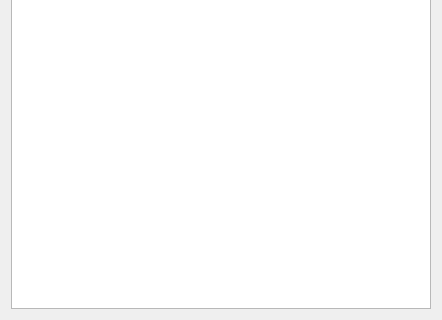
Above: GUI/mainwindow.ui from atlie15/GraphicalUI before the change; both pictures show x 0 to 442 and y 153 to 473 of the 442 by 473 pixel window. Below: the same form after it.
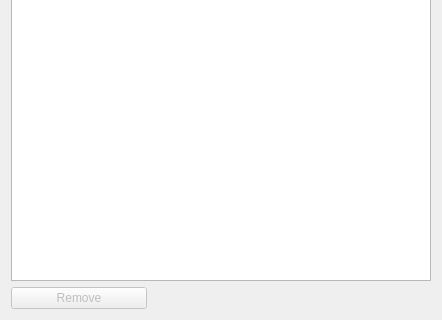
That is the form after the change. Icons and pictures are not drawn.

```diff
--- a/GUI/mainwindow.ui
+++ b/GUI/mainwindow.ui
@@ -108,6 +108,16 @@
       </item>
      </layout>
     </item>
+    <item row="4" column="0">
+     <widget class="QPushButton" name="button_remove">
+      <property name="enabled">
+       <bool>false</bool>
+      </property>
+      <property name="text">
+       <string>Remove</string>
+      </property>
+     </widget>
+    </item>
    </layout>
   </widget>
  </widget>
```
